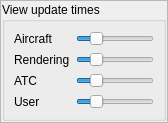
First picture: the form in src/blackgui/components/settingsviewupdatetimes.ui, repository swift-project/pilotclient, before the edit.
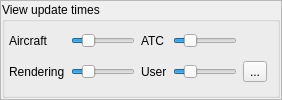
Second picture: the form after the edit. Icons and pictures are not drawn.

Commit message: Minor adjustments of update time UI, allow to reset values Follow up of refs #814

```diff
--- a/src/blackgui/components/settingsviewupdatetimes.ui
+++ b/src/blackgui/components/settingsviewupdatetimes.ui
@@ -6,8 +6,8 @@
    <rect>
     <x>0</x>
     <y>0</y>
-    <width>168</width>
-    <height>123</height>
+    <width>282</width>
+    <height>100</height>
    </rect>
   </property>
   <property name="windowTitle">
@@ -37,7 +37,84 @@
      <property name="title">
       <string>View update times</string>
      </property>
-     <layout class="QFormLayout" name="fl_ViewRefreshTimes">
+     <layout class="QGridLayout" name="gl_ViewUpdateTimes">
+      <property name="leftMargin">
+       <number>4</number>
+      </property>
+      <property name="topMargin">
+       <number>4</number>
+      </property>
+      <property name="rightMargin">
+       <number>10</number>
+      </property>
+      <property name="bottomMargin">
+       <number>4</number>
+      </property>
+      <item row="0" column="3">
+       <widget class="QSlider" name="hs_AtcUpdateTime">
+        <property name="minimum">
+         <number>5</number>
+        </property>
+        <property name="maximum">
+         <number>30</number>
+        </property>
+        <property name="singleStep">
+         <number>5</number>
+        </property>
+        <property name="pageStep">
+         <number>5</number>
+        </property>
+        <property name="value">
+         <number>10</number>
+        </property>
+        <property name="orientation">
+         <enum>Qt::Horizontal</enum>
+        </property>
+       </widget>
+      </item>
+      <item row="1" column="4">
+       <widget class="QToolButton" name="tb_ResetUser">
+        <property name="text">
+         <string>...</string>
+        </property>
+        <property name="icon">
+         <iconset resource="../../blackmisc/blackmisc.qrc">
+          <normaloff>:/pastel/icons/pastel/16/arrow-refresh-small.png</normaloff>:/pastel/icons/pastel/16/arrow-refresh-small.png</iconset>
+        </property>
+       </widget>
+      </item>
+      <item row="1" column="2">
+       <widget class="QLabel" name="lbl_UserUpdateTime">
+        <property name="toolTip">
+         <string>User update time (5-30s)</string>
+        </property>
+        <property name="text">
+         <string>User</string>
+        </property>
+       </widget>
+      </item>
+      <item row="1" column="3">
+       <widget class="QSlider" name="hs_UserUpdateTime">
+        <property name="minimum">
+         <number>5</number>
+        </property>
+        <property name="maximum">
+         <number>30</number>
+        </property>
+        <property name="singleStep">
+         <number>5</number>
+        </property>
+        <property name="pageStep">
+         <number>5</number>
+        </property>
+        <property name="value">
+         <number>10</number>
+        </property>
+        <property name="orientation">
+         <enum>Qt::Horizontal</enum>
+        </property>
+       </widget>
+      </item>
       <item row="0" column="0">
        <widget class="QLabel" name="lbl_AircraftUpdateTime">
         <property name="toolTip">
@@ -50,12 +127,6 @@
       </item>
       <item row="0" column="1">
        <widget class="QSlider" name="hs_AircraftUpdateTime">
-        <property name="sizePolicy">
-         <sizepolicy hsizetype="Preferred" vsizetype="Fixed">
-          <horstretch>0</horstretch>
-          <verstretch>0</verstretch>
-         </sizepolicy>
-        </property>
         <property name="minimum">
          <number>5</number>
         </property>
@@ -76,62 +147,8 @@
         </property>
        </widget>
       </item>
-      <item row="2" column="0">
-       <widget class="QLabel" name="lbl_AtcUpdateTime">
-        <property name="toolTip">
-         <string>ATC update time (5-30s)</string>
-        </property>
-        <property name="text">
-         <string>ATC</string>
-        </property>
-       </widget>
-      </item>
-      <item row="2" column="1">
-       <widget class="QSlider" name="hs_AtcUpdateTime">
-        <property name="sizePolicy">
-         <sizepolicy hsizetype="Preferred" vsizetype="Fixed">
-          <horstretch>0</horstretch>
-          <verstretch>0</verstretch>
-         </sizepolicy>
-        </property>
-        <property name="minimum">
-         <number>5</number>
-        </property>
-        <property name="maximum">
-         <number>30</number>
-        </property>
-        <property name="singleStep">
-         <number>5</number>
-        </property>
-        <property name="pageStep">
-         <number>5</number>
-        </property>
-        <property name="value">
-         <number>10</number>
-        </property>
-        <property name="orientation">
-         <enum>Qt::Horizontal</enum>
-        </property>
-       </widget>
-      </item>
-      <item row="3" column="0">
-       <widget class="QLabel" name="lbl_UserUpdateTime">
-        <property name="toolTip">
-         <string>User update time (5-30s)</string>
-        </property>
-        <property name="text">
-         <string>User</string>
-        </property>
-       </widget>
-      </item>
-      <item row="3" column="1">
-       <widget class="QSlider" name="hs_UserUpdateTime">
-        <property name="sizePolicy">
-         <sizepolicy hsizetype="Preferred" vsizetype="Fixed">
-          <horstretch>0</horstretch>
-          <verstretch>0</verstretch>
-         </sizepolicy>
-        </property>
+      <item row="1" column="1">
+       <widget class="QSlider" name="hs_RenderingUpdateTime">
         <property name="minimum">
          <number>5</number>
         </property>
@@ -162,31 +179,13 @@
         </property>
        </widget>
       </item>
-      <item row="1" column="1">
-       <widget class="QSlider" name="hs_RenderingUpdateTime">
-        <property name="sizePolicy">
-         <sizepolicy hsizetype="Preferred" vsizetype="Fixed">
-          <horstretch>0</horstretch>
-          <verstretch>0</verstretch>
-         </sizepolicy>
+      <item row="0" column="2">
+       <widget class="QLabel" name="lbl_AtcUpdateTime">
+        <property name="toolTip">
+         <string>ATC update time (5-30s)</string>
         </property>
-        <property name="minimum">
-         <number>5</number>
-        </property>
-        <property name="maximum">
-         <number>30</number>
-        </property>
-        <property name="singleStep">
-         <number>5</number>
-        </property>
-        <property name="pageStep">
-         <number>5</number>
-        </property>
-        <property name="value">
-         <number>10</number>
-        </property>
-        <property name="orientation">
-         <enum>Qt::Horizontal</enum>
+        <property name="text">
+         <string>ATC</string>
         </property>
        </widget>
       </item>
```
Left out of the diff: 13 changed lines with no effect on the pictures. The commit also changes 2 other files.
